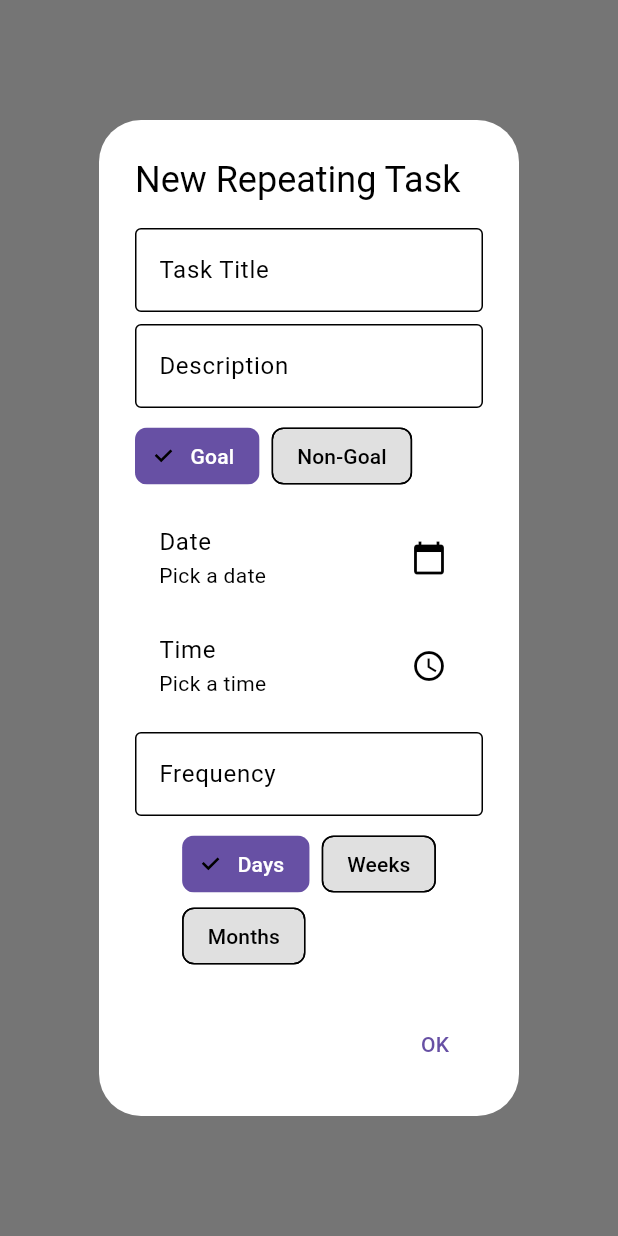
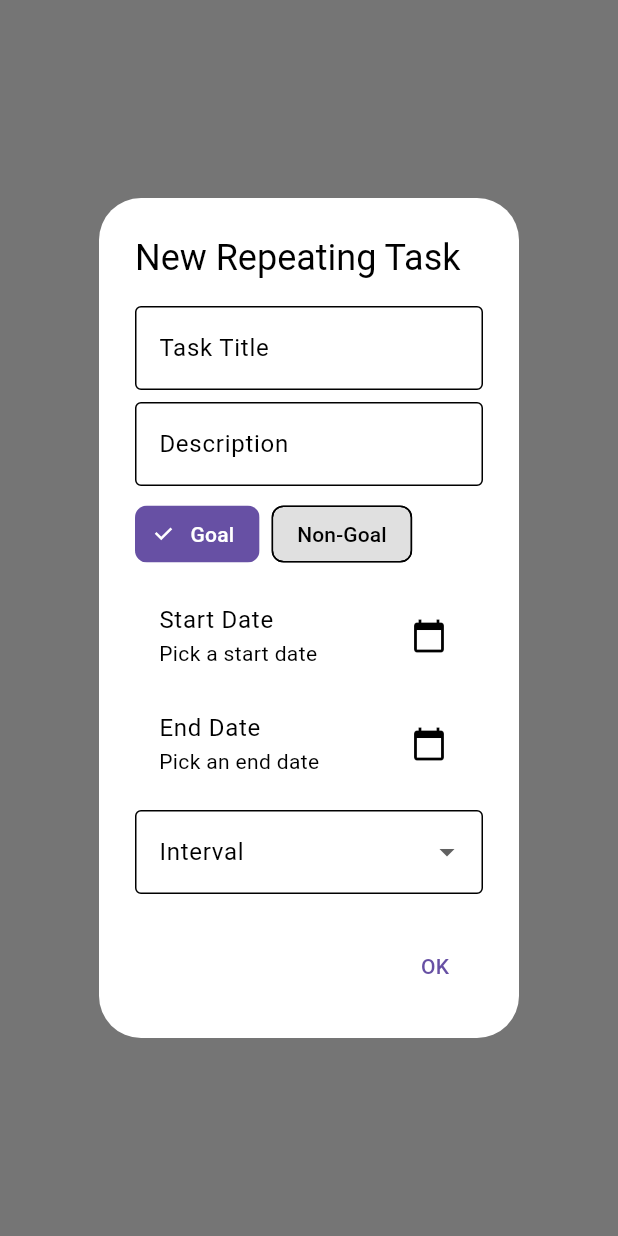
Before and after one commit to Mehreen2903/silver-octo-memory, a Flutter app: what showNewRepeatingTaskDialog() shows on an empty page, opened directly, on a phone screen of 412 x 824 dp. Run offline on Flutter 3.47's test engine with Material 2 defaults, Android fonts, the phone set to English and light mode, and no system bars; our stand-ins replace table_calendar.

Commit message:
Updated repeating task alert input dialog

```diff
--- a/lib/input_dialog.dart
+++ b/lib/input_dialog.dart
@@ -290,77 +290,80 @@ void showNewTaskDialog(BuildContext context) {
 }
 
 //REPEATING TASK
+// Enums for the repeating task types and intervals
 enum RepeatingTaskType { goal, nonGoal }
 enum IntervalType { days, weeks, months }
+enum WeekDay { mon, tue, wed, thu, fri, sat, sun }
 
+// Extension method to capitalize strings.
+extension StringExtension on String {
+  String capitalize() {
+    return "${this[0].toUpperCase()}${substring(1)}";
+  }
+}
+
+// Function to show the dialog
 void showNewRepeatingTaskDialog(BuildContext context) {
   TextEditingController taskTitleController = TextEditingController();
   TextEditingController descriptionController = TextEditingController();
   TextEditingController frequencyController = TextEditingController();
+  TextEditingController dayOfMonthController = TextEditingController();
   RepeatingTaskType selectedTaskType = RepeatingTaskType.goal;
-  IntervalType selectedIntervalType = IntervalType.days;
-  DateTime? selectedDate;
-  TimeOfDay? selectedTime;
+  IntervalType? selectedIntervalType;
+  WeekDay? selectedWeekDay;
+  DateTime? startDate;
+  DateTime? endDate;
 
   showDialog(
     context: context,
     builder: (BuildContext context) {
       return StatefulBuilder(
         builder: (context, setState) {
-          Future<void> _selectDate(BuildContext context) async {
+          Future<void> _selectStartDate(BuildContext context) async {
             final DateTime? picked = await showDatePicker(
               context: context,
-              initialDate: selectedDate ?? DateTime.now(),
+              initialDate: startDate ?? DateTime.now(),
               firstDate: DateTime(2000),
               lastDate: DateTime(2101),
             );
-            if (picked != null && picked != selectedDate) {
+            if (picked != null && picked != startDate) {
               setState(() {
-                selectedDate = picked;
+                startDate = picked;
               });
             }
           }
 
-          Future<void> _selectTime(BuildContext context) async {
-            final TimeOfDay? picked = await showTimePicker(
+          Future<void> _selectEndDate(BuildContext context) async {
+            final DateTime? picked = await showDatePicker(
               context: context,
-              initialTime: selectedTime ?? TimeOfDay.now(),
+              initialDate: endDate ?? (startDate ?? DateTime.now()),
+              firstDate: startDate ?? DateTime.now(),
+              lastDate: DateTime(2101),
             );
-            if (picked != null && picked != selectedTime) {
+            if (picked != null && picked != endDate) {
               setState(() {
-                selectedTime = picked;
+                endDate = picked;
               });
             }
           }
 
-          // List<Widget> buildIntervalTypeChips() {
-          //   return IntervalType.values.map((interval) {
-          //     return ChoiceChip(
-          //       label: Text(describeEnum(interval).capitalize()),
-          //       selected: selectedIntervalType == interval,
-          //       selectedColor: Theme.of(context).colorScheme.primary,
-          //       onSelected: (bool isSelected) {
-          //         setState(() {
-          //           if (isSelected) {
-          //             selectedIntervalType = interval;
-          //           }
-          //         });
-          //       },
-          //
-          //       labelStyle: TextStyle(
-          //         color: selectedIntervalType == interval
-          //             ? Colors.white
-          //             : Theme.of(context).colorScheme.onSurface,
-          //       ),
-          //       backgroundColor: Theme.of(context).brightness == Brightness.dark
-          //           ? Colors.grey[700]
-          //           : Colors.grey[300],
-          //       checkmarkColor: Theme.of(context).brightness == Brightness.dark
-          //           ? Colors.white
-          //           : Colors.black,
-          //     );
-          //   }).toList();
-          // }
+          List<DropdownMenuItem<IntervalType>> buildIntervalDropdownItems() {
+            return IntervalType.values.map((interval) {
+              return DropdownMenuItem(
+                value: interval,
+                child: Text(describeEnum(interval).capitalize()),
+              );
+            }).toList();
+          }
+
+          List<DropdownMenuItem<WeekDay>> buildWeekDayDropdownItems() {
+            return WeekDay.values.map((weekDay) {
+              return DropdownMenuItem(
+                value: weekDay,
+                child: Text(describeEnum(weekDay).capitalize()),
+              );
+            }).toList();
+          }
 
           return AlertDialog(
             title: Text('New Repeating Task'),
@@ -391,7 +394,7 @@ void showNewRepeatingTaskDialog(BuildContext context) {
                         label: Text('Goal'),
                         selected: selectedTaskType == RepeatingTaskType.goal,
                         selectedColor: Theme.of(context).colorScheme.primary,
-                        onSelected: (bool selected) {
+                        onSelected: (bool isSelected) {
                           setState(() {
                             selectedTaskType = RepeatingTaskType.goal;
                           });
@@ -399,21 +402,19 @@ void showNewRepeatingTaskDialog(BuildContext context) {
                         labelStyle: TextStyle(
                           color: selectedTaskType == RepeatingTaskType.goal
                               ? Colors.white
-                              : Theme.of(context).colorScheme.onSurface,
+                              : Theme.of(context).textTheme.bodyLarge?.color,
                         ),
                         backgroundColor: Theme.of(context).brightness == Brightness.dark
                             ? Colors.grey[700]
                             : Colors.grey[300],
-                        checkmarkColor: Theme.of(context).brightness == Brightness.dark
-                            ? Colors.white
-                            : Colors.black,
+                        checkmarkColor: Colors.white,  // Checkmark color is always white for visibility
                       ),
                       SizedBox(width: 8.0),
                       ChoiceChip(
                         label: Text('Non-Goal'),
                         selected: selectedTaskType == RepeatingTaskType.nonGoal,
                         selectedColor: Theme.of(context).colorScheme.primary,
-                        onSelected: (bool selected) {
+                        onSelected: (bool isSelected) {
                           setState(() {
                             selectedTaskType = RepeatingTaskType.nonGoal;
                           });
@@ -421,71 +422,78 @@ void showNewRepeatingTaskDialog(BuildContext context) {
                         labelStyle: TextStyle(
                           color: selectedTaskType == RepeatingTaskType.nonGoal
                               ? Colors.white
-                              : Theme.of(context).colorScheme.onSurface,
+                              : Theme.of(context).textTheme.bodyLarge?.color,
                         ),
                         backgroundColor: Theme.of(context).brightness == Brightness.dark
                             ? Colors.grey[700]
                             : Colors.grey[300],
-                        checkmarkColor: Theme.of(context).brightness == Brightness.dark
-                            ? Colors.white
-                            : Colors.black,
+                        checkmarkColor: Colors.white,  // Checkmark color is always white for visibility
                       ),
                     ],
                   ),
                   SizedBox(height: 8.0),
                   ListTile(
-                    title: Text('Date'),
-                    subtitle: Text(selectedDate == null ? 'Pick a date' : DateFormat('yyyy-MM-dd').format(selectedDate!)),
+                    title: Text('Start Date'),
+                    subtitle: Text(startDate == null ? 'Pick a start date' : DateFormat('yyyy-MM-dd').format(startDate!)),
                     trailing: Icon(Icons.calendar_today),
-                    onTap: () => _selectDate(context),
+                    onTap: () => _selectStartDate(context),
                   ),
                   ListTile(
-                    title: Text('Time'),
-                    subtitle: Text(selectedTime == null ? 'Pick a time' : selectedTime!.format(context)),
-                    trailing: Icon(Icons.access_time),
-                    onTap: () => _selectTime(context),
+                    title: Text('End Date'),
+                    subtitle: Text(endDate == null ? 'Pick an end date' : DateFormat('yyyy-MM-dd').format(endDate!)),
+                    trailing: Icon(Icons.calendar_today),
+                    onTap: () => _selectEndDate(context),
                   ),
                   SizedBox(height: 8.0),
-                  TextField(
-                    controller: frequencyController,
+                  DropdownButtonFormField<IntervalType>(
                     decoration: InputDecoration(
-                      labelText: 'Frequency',
+                      labelText: 'Interval',
                       border: OutlineInputBorder(),
-                      hintText: 'e.g., Every 1 week(s)',
                     ),
-                    keyboardType: TextInputType.number,
+                    value: selectedIntervalType,
+                    onChanged: (IntervalType? newValue) {
+                      setState(() {
+                        selectedIntervalType = newValue;
+                      });
+                    },
+                    items: buildIntervalDropdownItems(),
                   ),
-                  SizedBox(height: 8.0),
-                  Wrap(
-                    spacing: 8.0,
-                    children: IntervalType.values.map((interval) {
-                      return ChoiceChip(
-                        label: Text(describeEnum(interval).capitalize()),
-                        selected: selectedIntervalType == interval,
-                        selectedColor: Theme.of(context).colorScheme.primary,
-                        onSelected: (bool selected) {
-                          setState(() {
-                            selectedIntervalType = interval;
-                          });
-                        },
-                        labelStyle: TextStyle(
-                          color: selectedIntervalType == interval
-                              ? Colors.white
-                              : Theme.of(context).brightness == Brightness.dark
-                              ? Colors.white
-                              : Colors.black,
+                  if (selectedIntervalType == IntervalType.weeks)
+                    DropdownButtonFormField<WeekDay>(
+                      decoration: InputDecoration(
+                        labelText: 'Day of the Week',
+                        border: OutlineInputBorder(),
+                      ),
+                      value: selectedWeekDay,
+                      onChanged: (WeekDay? newValue) {
+                        setState(() {
+                          selectedWeekDay = newValue;
+                        });
+                      },
+                      items: buildWeekDayDropdownItems(),
+                    ),
+                  if (selectedIntervalType == IntervalType.months)
+                    TextField(
+                      controller: dayOfMonthController,
+                      decoration: InputDecoration(
+                        labelText: 'Day(s) of the Month',
+                        border: OutlineInputBorder(),
+                        hintText: 'e.g., 15, or 1,15,30',
+                      ),
+                    ),
+                  if (selectedIntervalType == IntervalType.days)
+                    Padding(
+                      padding: const EdgeInsets.only(top: 8.0),
+                      child: TextField(
+                        controller: frequencyController,
+                        decoration: InputDecoration(
+                          labelText: 'Frequency',
+                          border: OutlineInputBorder(),
+                          hintText: 'e.g., Every 2 days',
                         ),
-                        backgroundColor: selectedIntervalType == interval
-                            ? Theme.of(context).colorScheme.primary.withOpacity(0.3)
-                            : Theme.of(context).brightness == Brightness.dark
-                            ? Colors.grey[700]
-                            : Colors.grey[300],
-                        checkmarkColor: Theme.of(context).brightness == Brightness.dark
-                            ? Colors.white
-                            : Colors.black,
-                      );
-                    }).toList(),
-                  ),
+                        keyboardType: TextInputType.number,
+                      ),
+                    ),
                 ],
               ),
             ),
@@ -496,10 +504,12 @@ void showNewRepeatingTaskDialog(BuildContext context) {
                   // Handle the repeating task submission
                   print('Task Title: ${taskTitleController.text}');
                   print('Description: ${descriptionController.text}');
-                  print('Date: ${selectedDate?.toIso8601String()}');
-                  print('Time: ${selectedTime?.format(context)}');
+                  print('Start Date: ${startDate?.toIso8601String()}');
+                  print('End Date: ${endDate?.toIso8601String()}');
                   print('Frequency: ${frequencyController.text}');
-                  print('Interval: ${describeEnum(selectedIntervalType)}');
+                  print('Interval: ${selectedIntervalType != null ? describeEnum(selectedIntervalType!) : 'None'}');
+                  print('Day of the Week: ${selectedWeekDay != null ? describeEnum(selectedWeekDay!) : 'None'}');
+                  print('Day(s) of the Month: ${dayOfMonthController.text}');
                   Navigator.pop(context); // Dismiss the dialog
                 },
               ),
@@ -510,10 +520,3 @@ void showNewRepeatingTaskDialog(BuildContext context) {
     },
   );
 }
-
-// Extension method to capitalize strings.
-extension StringExtension on String {
-  String capitalize() {
-    return "${this[0].toUpperCase()}${substring(1)}";
-  }
-}
```
